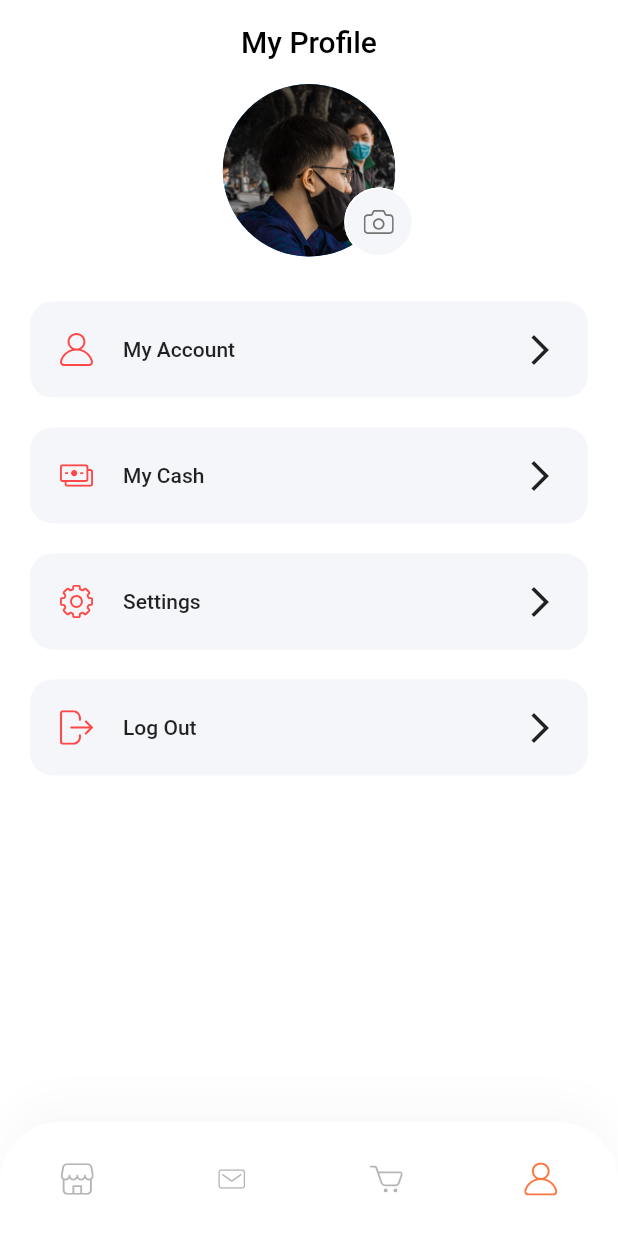
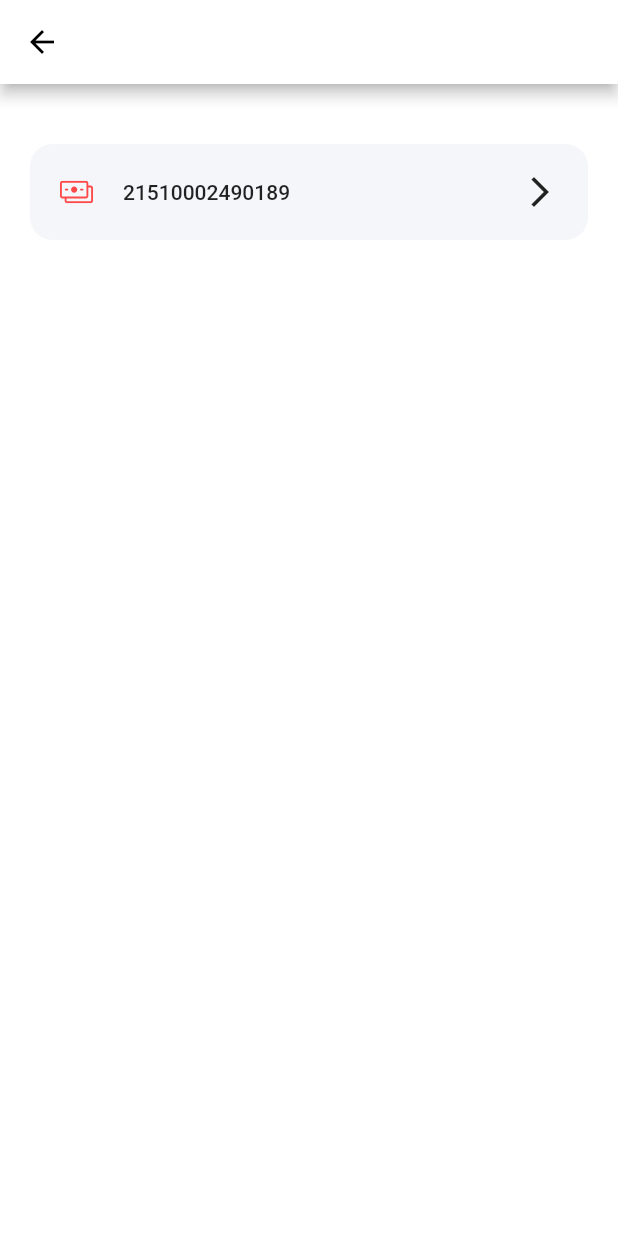
Before and after one commit to hepham/ecommerce, a Flutter app: the ProfileScreen screen opened by its route, item 4 of the bottom bar chosen, after a tap on "My Cash", on a phone screen of 412 x 824 dp. Run offline on Flutter 3.47's test engine with Material 2 defaults, Android fonts, the phone set to English and light mode, and no system bars; our stand-ins replace flutter_svg.

Commit message:
User Logout & Cash Screen Update

```diff
--- a/lib/screen/profile/component/body.dart
+++ b/lib/screen/profile/component/body.dart
@@ -1,5 +1,8 @@
+import 'package:commerce/screen/profile/tabs/logout.dart';
 import 'package:commerce/screen/profile/tabs/myaccount.dart';
+import 'package:commerce/screen/profile/tabs/mycash.dart';
 import 'package:commerce/screen/profile/tabs/settings.dart';
+import 'package:commerce/screen/signIn/SignInScreen.dart';
 import 'package:flutter/material.dart';
 
 import 'profile_menu.dart';
@@ -26,7 +29,13 @@ class Body extends StatelessWidget {
         ProfileMenu(
           icon: "assets/icons/Cash.svg",
           text: "My Cash",
-          press: () {},
+          press: () {
+            Navigator.of(context).pushReplacement(
+              MaterialPageRoute(
+                builder: (ctx) => MyCash(),
+              ),
+            );
+          },
         ),
         ProfileMenu(
           icon: "assets/icons/Settings.svg",
@@ -42,7 +51,13 @@ class Body extends StatelessWidget {
         ProfileMenu(
           icon: "assets/icons/Log out.svg",
           text: "Log Out",
-          press: () {},
+          press: () {
+            Navigator.of(context).pushReplacement(
+              MaterialPageRoute(
+                builder: (ctx) => LogOut(),
+              ),
+            );
+          },
         ),
       ],
     );
--- /dev/null
+++ b/lib/screen/profile/tabs/mycash.dart
@@ -0,0 +1,45 @@
+import 'package:commerce/screen/profile/component/profile_menu.dart';
+import 'package:flutter/material.dart';
+import 'package:flutter_svg/svg.dart';
+
+import '../../../config.dart';
+import '../profile_screen.dart';
+import 'changeusername.dart';
+import 'myaccount.dart';
+
+class MyCash extends StatelessWidget{
+
+  @override
+  Widget build(BuildContext context) {
+    // TODO: implement build
+    return Scaffold(
+      appBar: AppBar(
+        backgroundColor: Colors.white,
+        leading: IconButton(
+          icon: Icon(
+            Icons.arrow_back,
+            color: Colors.black,
+          ),
+          onPressed: () {
+            Navigator.of(context).pushReplacement(
+              MaterialPageRoute(
+                builder: (ctx) => ProfileScreen(),
+              ),
+            );
+          },
+        ),
+      ),
+      body: Column(
+        children: [
+          SizedBox(height: 30),
+          ProfileMenu(
+            text: "21510002490189",
+            icon: "assets/icons/Cash.svg",
+            press: () {
+            },
+          ),
+        ],
+      ),
+    );
+  }
+}
```
Also changed, not shown: lib/screen/profile/tabs/logout.dart (added, +72 -0 lines).
